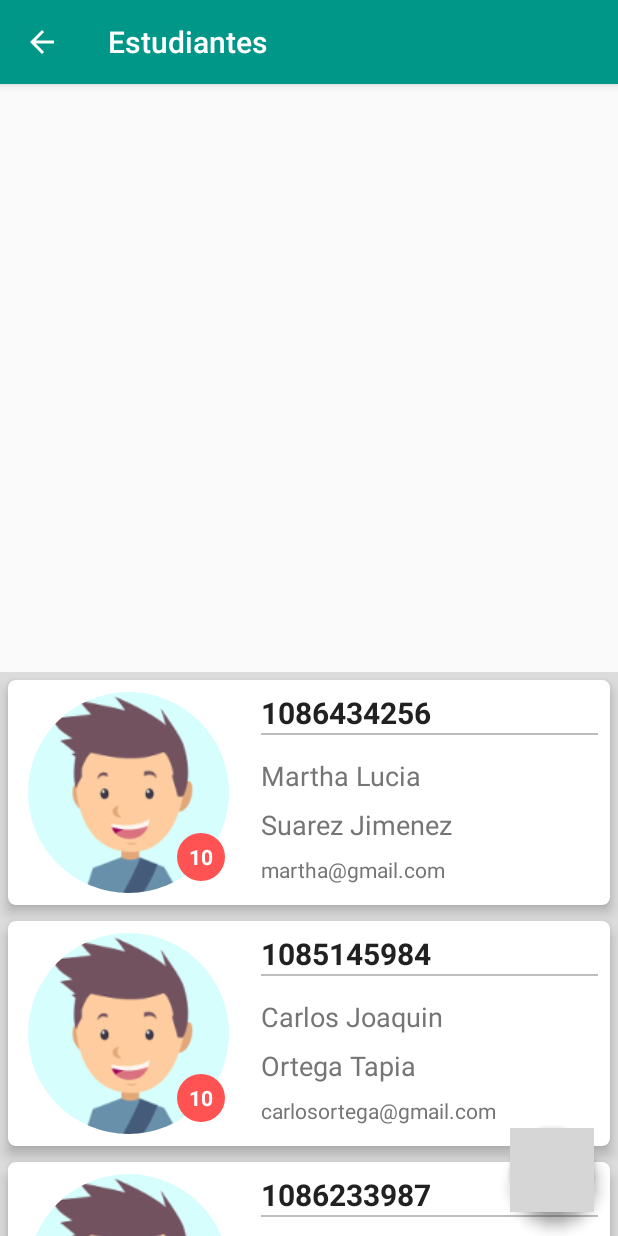
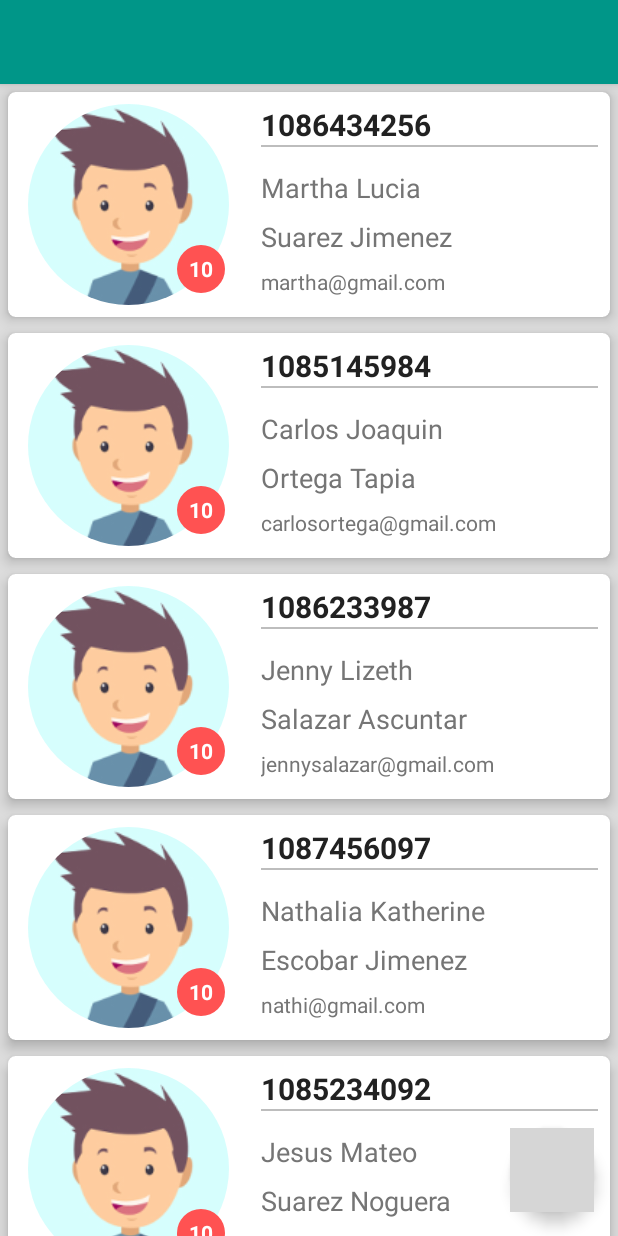
Before and after one commit to NIMP3/AppNotas, an Android app: the ContainerTaskActivity screen opened directly, with no data from a screen before it, on a phone screen of 412 x 824 dp. Run offline under Robolectric (Android 15) with nearby library versions, the phone set to English and light mode, and no system bars; our stand-ins replace CircleImageView; 1 statement that could not run was skipped; grey boxes are pictures that could not be loaded.

Commit message:
Corrección en el fragmento (StudentListFragment) y construidas las UI para Llamado de Asistencia y Calificar una Actividad

```diff
--- a/app/src/main/AndroidManifest.xml
+++ b/app/src/main/AndroidManifest.xml
@@ -32,7 +32,9 @@
         </activity>
         <activity android:name=".view.ContainerTaskActivity" />
         <activity android:name=".view.ContainerStudentActivity" />
-        <activity android:name=".view.TaskNewActivity"></activity>
+        <activity android:name=".view.TaskNewActivity" />
+        <activity android:name=".view.TaskQualifyActivity" />
+        <activity android:name=".view.StudentAssistanceActivity"></activity>
     </application>
 
 </manifest>
--- a/app/src/main/java/com/elaytechnologies/appnotas/view/ContainerTaskActivity.java
+++ b/app/src/main/java/com/elaytechnologies/appnotas/view/ContainerTaskActivity.java
@@ -1,22 +1,30 @@
 package com.elaytechnologies.appnotas.view;
 
+import android.content.Intent;
+import android.support.design.widget.FloatingActionButton;
 import android.support.v4.app.Fragment;
 import android.support.v4.app.FragmentTransaction;
 import android.support.v7.app.AppCompatActivity;
 import android.os.Bundle;
 import android.support.v7.widget.Toolbar;
 import android.transition.Transition;
+import android.view.View;
 
 import com.elaytechnologies.appnotas.R;
 import com.elaytechnologies.appnotas.view.fragment.StudentListFragment;
 import com.elaytechnologies.appnotas.view.fragment.TaskGraphFragment;
 
-public class ContainerTaskActivity extends AppCompatActivity {
+public class ContainerTaskActivity extends AppCompatActivity implements View.OnClickListener{
+
+    FloatingActionButton fabQualifyTask;
 
     @Override
     protected void onCreate(Bundle savedInstanceState) {
         super.onCreate(savedInstanceState);
         setContentView(R.layout.activity_container_task);
+
+        fabQualifyTask = findViewById(R.id.fabQualifyTask);
+        fabQualifyTask.setOnClickListener(this);
 
         //Obtenemos el nombre de la actividad seleccionada como titulo de la descripción
         Bundle extras = getIntent().getExtras();
@@ -24,14 +32,20 @@ public class ContainerTaskActivity extends AppCompatActivity {
 
         showToolbar(title,false);
 
-        launchFragment(new TaskGraphFragment(), R.id.containerGraphTask);
-        launchFragment(new StudentListFragment(), R.id.containerListStudent);
+        launchFragment(new TaskGraphFragment(), R.id.containerGraphTask,null);
+
+        //Enviamos la key=1 para ocultar el floatingActionButton y evitar el showToolbar del fragmento
+        Bundle arguments = new Bundle();
+        arguments.putInt("key",1);
+        launchFragment(new StudentListFragment(), R.id.containerListStudent,arguments);
     }
 
     /*----------------------------------------------------------------------------------------------
     Lanzar un fragmento determinado
      */
-    public void launchFragment(Fragment fragment, int resource) {
+    public void launchFragment(Fragment fragment, int resource, Bundle arguments) {
+        fragment.setArguments(arguments); //Eviamos datos al nuevo fragmento
+
         getSupportFragmentManager().beginTransaction()
                 .replace(resource,fragment)
                 .setTransition(FragmentTransaction.TRANSIT_FRAGMENT_FADE)
@@ -47,4 +61,13 @@ public class ContainerTaskActivity extends AppCompatActivity {
         getSupportActionBar().setTitle(title);
         getSupportActionBar().setDisplayHomeAsUpEnabled(upButton);
     }
+
+    @Override
+    public void onClick(View view) {
+        switch (view.getId()) {
+            case R.id.fabQualifyTask:
+                Intent intent = new Intent(this,TaskQualifyActivity.class);
+                startActivity(intent);
+        }
+    }
 }
--- a/app/src/main/java/com/elaytechnologies/appnotas/view/fragment/StudentListFragment.java
+++ b/app/src/main/java/com/elaytechnologies/appnotas/view/fragment/StudentListFragment.java
@@ -2,7 +2,9 @@ package com.elaytechnologies.appnotas.view.fragment;
 
 
 import android.app.Activity;
+import android.content.Intent;
 import android.os.Bundle;
+import android.support.design.widget.FloatingActionButton;
 import android.support.v4.app.Fragment;
 import android.support.v7.app.AppCompatActivity;
 import android.support.v7.widget.LinearLayoutManager;
@@ -15,6 +17,7 @@ import android.view.ViewGroup;
 import com.elaytechnologies.appnotas.R;
 import com.elaytechnologies.appnotas.adapter.StudentAdapterRecyclerView;
 import com.elaytechnologies.appnotas.model.Student;
+import com.elaytechnologies.appnotas.view.StudentAssistanceActivity;
 
 import java.util.ArrayList;
 
@@ -23,6 +26,8 @@ import java.util.ArrayList;
  */
 public class StudentListFragment extends Fragment {
 
+    Activity activity;
+    FloatingActionButton fabCallAssistance;
 
     public StudentListFragment() {
         // Required empty public constructor
@@ -35,7 +40,22 @@ public class StudentListFragment extends Fragment {
         // Inflate the layout for this fragment
         View view = inflater.inflate(R.layout.fragment_student_list, container, false);
 
-        showToolbar(getResources().getString(R.string.title_tab_students),true,getActivity());
+        activity = getActivity();
+        fabCallAssistance = view.findViewById(R.id.fabCallAssistance);
+
+        int key = this.getArguments() != null ? this.getArguments().getInt("key") : 0;
+        if (key == 0) {
+            showToolbar(getResources().getString(R.string.title_tab_students),true,getActivity());
+
+            fabCallAssistance.setOnClickListener(new View.OnClickListener() {
+                @Override
+                public void onClick(View view) {
+                    Intent intent = new Intent(activity, StudentAssistanceActivity.class);
+                    activity.startActivity(intent);
+                }
+            });
+        }
+        else fabCallAssistance.setVisibility(View.GONE);
 
         RecyclerView recyclerViewStudent = view.findViewById(R.id.recyclerViewStudent);
         LinearLayoutManager linearLayoutManager = new LinearLayoutManager(getContext());
--- a/app/src/main/res/layout/activity_container_task.xml
+++ b/app/src/main/res/layout/activity_container_task.xml
@@ -10,6 +10,12 @@
 
     <include layout="@layout/actionbar_toolbar"/>
 
+    <android.support.v4.widget.NestedScrollView
+        android:layout_width="match_parent"
+        android:layout_height="match_parent"
+        android:fillViewport="true"
+        app:layout_behavior="@string/appbar_scrolling_view_behavior">
+
         <android.support.constraint.ConstraintLayout
             android:layout_width="match_parent"
             android:layout_height="match_parent"
@@ -18,33 +24,31 @@
             <FrameLayout
                 android:id="@+id/containerGraphTask"
                 android:layout_width="0dp"
-            android:layout_height="0dp"
-            app:layout_constraintBottom_toTopOf="@+id/guideline11"
+                android:layout_height="match_parent"
+                app:layout_constraintBottom_toTopOf="@+id/containerListStudent"
                 app:layout_constraintEnd_toEndOf="parent"
+                app:layout_constraintHorizontal_bias="0.5"
                 app:layout_constraintStart_toStartOf="parent"
-            app:layout_constraintTop_toTopOf="parent">
+                app:layout_constraintTop_toTopOf="parent"
+                app:layout_constraintVertical_chainStyle="packed">
 
             </FrameLayout>
-
-        <android.support.constraint.Guideline
-            android:id="@+id/guideline11"
-            android:layout_width="wrap_content"
-            android:layout_height="wrap_content"
-            android:orientation="horizontal"
-            app:layout_constraintGuide_percent="0.5" />
 
             <FrameLayout
                 android:id="@+id/containerListStudent"
                 android:layout_width="0dp"
-            android:layout_height="0dp"
+                android:layout_height="match_parent"
                 app:layout_constraintBottom_toBottomOf="parent"
                 app:layout_constraintEnd_toEndOf="parent"
+                app:layout_constraintHorizontal_bias="0.5"
                 app:layout_constraintStart_toStartOf="parent"
                 app:layout_constraintTop_toBottomOf="@+id/containerGraphTask">
 
             </FrameLayout>
 
         </android.support.constraint.ConstraintLayout>
+
+    </android.support.v4.widget.NestedScrollView>
 
     <android.support.design.widget.FloatingActionButton
         android:id="@+id/fabQualifyTask"
--- a/app/src/main/res/values/strings.xml
+++ b/app/src/main/res/values/strings.xml
@@ -51,4 +51,5 @@
     <string name="text_type_task">Tipo de actividad</string>
     <string name="text_info_task">Descripción</string>
     <string name="hint_info_task">Conceptos a evaluar en esta Actividad.</string>
+    <string name="title_new_task">Crear Actividad</string>
 </resources>
```
Also changed, not shown: app/src/main/java/com/elaytechnologies/appnotas/view/StudentAssistanceActivity.java (added, +15 -0 lines), app/src/main/java/com/elaytechnologies/appnotas/view/TaskNewActivity.java (+13 -0 lines), app/src/main/java/com/elaytechnologies/appnotas/view/TaskQualifyActivity.java (added, +15 -0 lines), app/src/main/java/com/elaytechnologies/appnotas/view/fragment/TaskListFragment.java (+21 -1 lines), app/src/main/res/layout/activity_student_assistance.xml (added, +11 -0 lines), app/src/main/res/layout/activity_task_qualify.xml (added, +11 -0 lines), app/src/main/res/layout/cardview_student_assistance.xml (added, +124 -0 lines), app/src/main/res/layout/cardview_student_qualify.xml (added, +95 -0 lines). Lines whose indentation alone changed are shown as unchanged.
